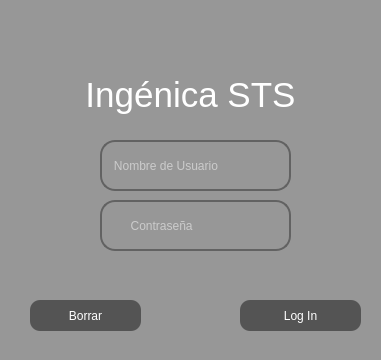
The window that src/GUI/LoginView.ui (jesusramondovale/IngenicaSTS) describes before a commit, drawn with Qt 5.
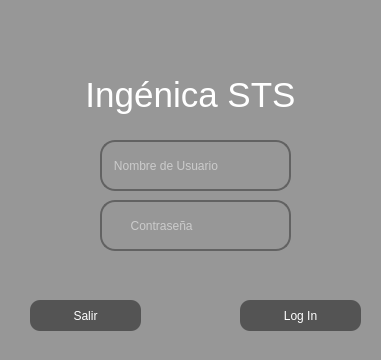
The same window after the commit. Icons and pictures are not drawn.

The edit to the form file:
```diff
--- a/src/GUI/LoginView.ui
+++ b/src/GUI/LoginView.ui
@@ -104,7 +104,7 @@
      <string notr="true"/>
     </property>
     <property name="text">
-     <string>Borrar</string>
+     <string>Salir</string>
     </property>
    </widget>
    <widget class="QLineEdit" name="textFieldPassword">
```
Left out of the diff: 28 changed lines with no effect on the pictures.
